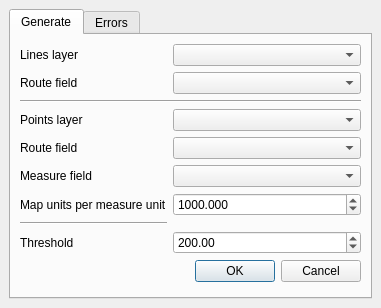
blazek/lrs, file lrs/ui_lrsdockwidget.ui: the form before one commit.
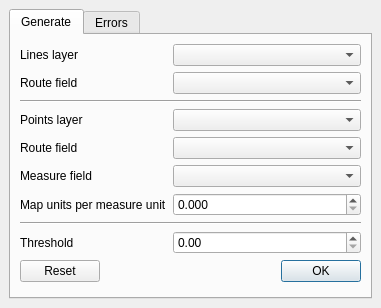
The form after the commit.

```diff
--- a/lrs/ui_lrsdockwidget.ui
+++ b/lrs/ui_lrsdockwidget.ui
@@ -107,20 +107,13 @@
              <double>1000000.000000000000000</double>
             </property>
             <property name="value">
-             <double>200.000000000000000</double>
+             <double>0.000000000000000</double>
             </property>
            </widget>
           </item>
           <item row="5" column="1">
            <widget class="QComboBox" name="genPointMeasureFieldCombo"/>
           </item>
-          <item row="7" column="0">
-           <widget class="Line" name="line_2">
-            <property name="orientation">
-             <enum>Qt::Horizontal</enum>
-            </property>
-           </widget>
-          </item>
           <item row="6" column="1">
            <widget class="QDoubleSpinBox" name="genMapUnitsPerMeasureUnitSpin">
             <property name="decimals">
@@ -130,7 +123,7 @@
              <double>1000000.000000000000000</double>
             </property>
             <property name="value">
-             <double>1000.000000000000000</double>
+             <double>0.000000000000000</double>
             </property>
            </widget>
           </item>
@@ -141,12 +134,19 @@
             </property>
            </widget>
           </item>
+          <item row="7" column="0" colspan="2">
+           <widget class="Line" name="line_2">
+            <property name="orientation">
+             <enum>Qt::Horizontal</enum>
+            </property>
+           </widget>
+          </item>
          </layout>
         </item>
         <item>
          <widget class="QDialogButtonBox" name="genButtonBox">
           <property name="standardButtons">
-           <set>QDialogButtonBox::Cancel|QDialogButtonBox::Ok</set>
+           <set>QDialogButtonBox::Ok|QDialogButtonBox::Reset</set>
           </property>
          </widget>
         </item>
```
